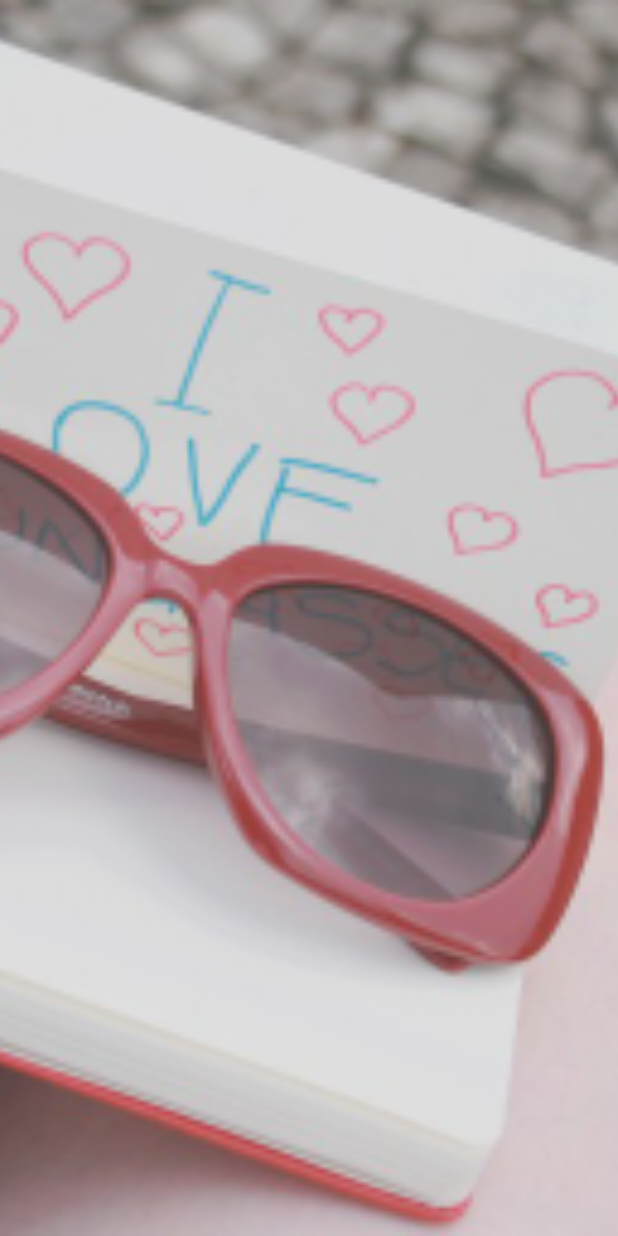
After one commit to HayadeKING/Memo, an Android app: the WelcomActivity screen opened directly, with no data from a screen before it, on a phone screen of 412 x 824 dp. The commit adds this screen. Run offline under Robolectric (Android 15) with nearby library versions, the phone set to English and light mode, and no system bars.

Commit message:
增加了欢迎界面

```diff
--- a/app/src/main/AndroidManifest.xml
+++ b/app/src/main/AndroidManifest.xml
@@ -9,11 +9,19 @@
         android:label="@string/app_name"
         android:supportsRtl="true"
         android:theme="@style/AppTheme">
-        <activity android:name=".MainActivity">
+        <activity android:name=".WelcomActivity"
+            android:theme="@style/WelcomeStyle">
             <intent-filter>
                 <action android:name="android.intent.action.MAIN" />
 
                 <category android:name="android.intent.category.LAUNCHER" />
+            </intent-filter>
+        </activity>
+        <activity android:name=".MainActivity">
+            <intent-filter>
+                <action android:name="android.intent.action.MainActivity" />
+
+                <category android:name="android.intent.category.DEFAULT" />
             </intent-filter>
         </activity>
         <activity android:name=".DetailActivity">
--- /dev/null
+++ b/app/src/main/java/com/example/administrator/memo_20170217/WelcomActivity.java
@@ -0,0 +1,42 @@
+package com.example.administrator.memo_20170217;
+
+import android.content.Intent;
+import android.os.Bundle;
+import android.os.Handler;
+import android.os.Message;
+import android.support.annotation.Nullable;
+import android.support.v7.app.AppCompatActivity;
+
+/**
+ * Created by Administrator on 2017/2/20 0020.
+ */
+public class WelcomActivity extends AppCompatActivity {
+
+    private Handler handler = new Handler(){
+
+        public void handleMessage(Message msg){
+
+            switch (msg.what){
+
+                case 0:
+                    Intent intent = new Intent(WelcomActivity.this, MainActivity.class);
+                    startActivity(intent);
+                    finish();
+                    overridePendingTransition(R.anim.scal_in_small_to_big, R.anim.scal_out_small_to_big);
+                    break;
+                default:
+                    break;
+
+            }
+
+        }
+
+    };
+
+    @Override
+    protected void onCreate(@Nullable Bundle savedInstanceState) {
+        super.onCreate(savedInstanceState);
+        setContentView(R.layout.activity_welcome);
+        handler.sendEmptyMessageDelayed(0, 3000);
+    }
+}
--- /dev/null
+++ b/app/src/main/res/anim/scal_in_small_to_big.xml
@@ -0,0 +1,11 @@
+<?xml version="1.0" encoding="utf-8"?>
+<set xmlns:android="http://schemas.android.com/apk/res/android">
+    <scale
+        android:pivotX="50%p"
+        android:pivotY="50%p"
+        android:fromXScale="0"
+        android:toXScale="1"
+        android:fromYScale="0"
+        android:toYScale="1"
+        android:duration="250"/>
+</set>
--- /dev/null
+++ b/app/src/main/res/anim/scal_out_small_to_big.xml
@@ -0,0 +1,11 @@
+<?xml version="1.0" encoding="utf-8"?>
+<set xmlns:android="http://schemas.android.com/apk/res/android">
+    <scale
+        android:pivotX="50%p"
+        android:pivotY="50%p"
+        android:fromXScale="1"
+        android:toXScale="2"
+        android:fromYScale="1"
+        android:toYScale="2"
+        android:duration="250"/>
+</set>
--- /dev/null
+++ b/app/src/main/res/layout/activity_welcome.xml
@@ -0,0 +1,13 @@
+<?xml version="1.0" encoding="utf-8"?>
+<LinearLayout xmlns:android="http://schemas.android.com/apk/res/android"
+    android:orientation="vertical" android:layout_width="match_parent"
+    android:layout_height="match_parent"
+    >
+
+    <ImageView
+        android:layout_width="match_parent"
+        android:layout_height="match_parent"
+        android:src="@drawable/note"
+        android:scaleType="centerCrop"/>
+
+</LinearLayout>
--- a/app/src/main/res/values/styles.xml
+++ b/app/src/main/res/values/styles.xml
@@ -6,6 +6,13 @@
         <item name="colorPrimary">@color/colorPrimary</item>
         <item name="colorPrimaryDark">@color/colorPrimaryDark</item>
         <item name="colorAccent">@color/colorAccent</item>
+        <item name="android:windowFullscreen">true</item>
+
+    </style>
+
+    <style name="WelcomeStyle" parent="Theme.AppCompat.Light.NoActionBar">
+        <item name="android:windowNoTitle">true</item>
+        <item name="android:windowFullscreen">true</item>
     </style>
 
 </resources>
```
Also changed, not shown: app/src/main/res/drawable-xxhdpi/note.jpg (added).
